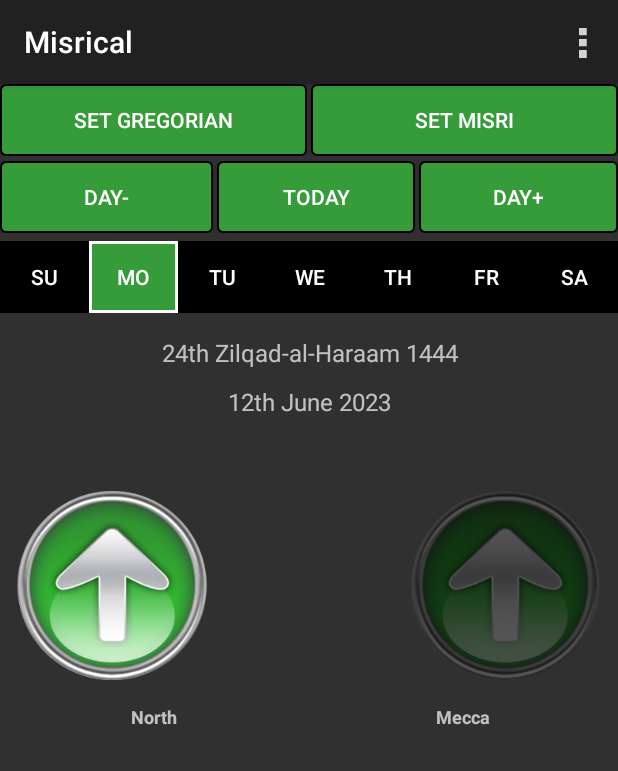
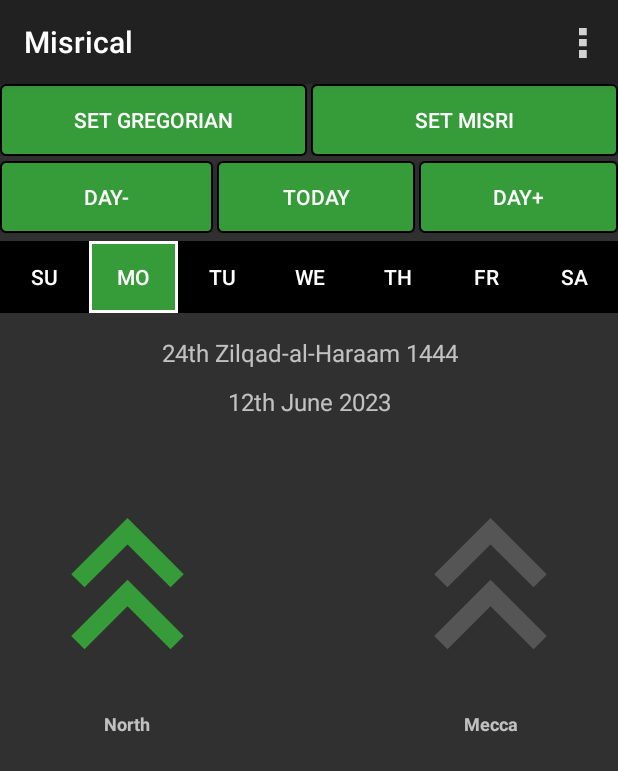
Before and after one commit to MarkMan2407/Misrical, an Android app: the screen it shows after launch (ConverterActivity), on a phone screen of 412 x 824 dp. Shown: the top 771 px of the screen. Run offline under Robolectric (Android 15) with nearby library versions, the phone set to English and light mode, and no system bars; our stand-ins replace Firebase (no records; nobody signed in at launch, a user with empty details on screens opened directly), Room's generated code; 2 statements that could not run were skipped.

```diff
--- a/app/build.gradle
+++ b/app/build.gradle
@@ -89,6 +89,8 @@ dependencies {
     implementation 'com.google.firebase:firebase-perf-ktx'
     implementation 'com.google.firebase:firebase-firestore-ktx'
     implementation 'com.google.firebase:firebase-installations-ktx'
+    implementation 'com.google.firebase:firebase-messaging-ktx'
+    implementation 'com.google.firebase:firebase-inappmessaging-display-ktx'
 
     implementation 'androidx.constraintlayout:constraintlayout:2.0.0-beta4'
     implementation "androidx.core:core-ktx:1.2.0"
--- a/app/src/main/java/com/squizzard/converter/ui/ConverterActivity.java
+++ b/app/src/main/java/com/squizzard/converter/ui/ConverterActivity.java
@@ -24,8 +24,10 @@ import android.location.LocationListener;
 import android.location.LocationManager;
 import android.net.ConnectivityManager;
 import android.net.NetworkInfo;
+import android.os.Build;
 import android.os.Bundle;
 import android.preference.PreferenceManager;
+import android.util.Log;
 import android.view.Display;
 import android.view.Menu;
 import android.view.MenuInflater;
@@ -38,6 +40,10 @@ import android.widget.ImageView;
 import android.widget.TextView;
 import android.widget.Toast;
 
+import com.google.android.gms.tasks.OnCompleteListener;
+import com.google.android.gms.tasks.Task;
+import com.google.firebase.installations.FirebaseInstallations;
+import com.google.firebase.messaging.FirebaseMessaging;
 import com.squizzard.about.AboutActivity;
 import com.squizzard.analytics.AnalyticsHelper;
 import com.squizzard.converter.model.Misri;
@@ -50,9 +56,12 @@ import com.squizzard.util.DateUtil;
 
 import java.util.Calendar;
 
+import androidx.activity.result.ActivityResultLauncher;
+import androidx.activity.result.contract.ActivityResultContracts;
 import androidx.annotation.NonNull;
 import androidx.appcompat.app.AppCompatActivity;
 import androidx.core.app.ActivityCompat;
+import androidx.core.content.ContextCompat;
 
 public class ConverterActivity extends AppCompatActivity implements OnClickListener, SensorEventListener, LocationListener {//make the location listener into an inner class
 
@@ -87,6 +96,33 @@ public class ConverterActivity extends AppCompatActivity implements OnClickListe
 	private final int LOCATION_PERMISSION_REQUEST = 1011;
 	private NetworkInfo network;
 	private NetworkInfo wifi;
+
+	// Declare the launcher at the top of your Activity/Fragment:
+	private final ActivityResultLauncher<String> requestPermissionLauncher =
+			registerForActivityResult(new ActivityResultContracts.RequestPermission(), isGranted -> {
+				if (isGranted) {
+					// FCM SDK (and your app) can post notifications.
+				} else {
+					// TODO: Inform user that that your app will not show notifications.
+				}
+			});
+
+	private void askNotificationPermission() {
+		if (Build.VERSION.SDK_INT >= Build.VERSION_CODES.TIRAMISU) {
+			if (ContextCompat.checkSelfPermission(this, Manifest.permission.POST_NOTIFICATIONS) ==
+					PackageManager.PERMISSION_GRANTED) {
+				// FCM SDK (and your app) can post notifications.
+			} else if (shouldShowRequestPermissionRationale(Manifest.permission.POST_NOTIFICATIONS)) {
+				// TODO: display an educational UI explaining to the user the features that will be enabled
+				//       by them granting the POST_NOTIFICATION permission. This UI should provide the user
+				//       "OK" and "No thanks" buttons. If the user selects "OK," directly request the permission.
+				//       If the user selects "No thanks," allow the user to continue without notifications.
+			} else {
+				// Directly ask for the permission
+				requestPermissionLauncher.launch(Manifest.permission.POST_NOTIFICATIONS);
+			}
+		}
+	}
 
 	@Override
 	public void onCreate(Bundle savedInstanceState) {
@@ -124,6 +160,26 @@ public class ConverterActivity extends AppCompatActivity implements OnClickListe
 		weekdayButtons[5] = findViewById(R.id.friButton);
 		weekdayButtons[6] = findViewById(R.id.satButton);
 
+
+		askNotificationPermission();
+		FirebaseMessaging.getInstance().getToken()
+				.addOnCompleteListener(new OnCompleteListener<String>() {
+					@Override
+					public void onComplete(@NonNull Task<String> task) {
+						if (!task.isSuccessful()) {
+							Log.w("PUSH", "Fetching FCM registration token failed", task.getException());
+							return;
+						}
+
+						// Get new FCM registration token
+						String token = task.getResult();
+
+						// Log and toast
+
+						Log.d("PUSH", "token " + token);
+						Toast.makeText(ConverterActivity.this, token, Toast.LENGTH_SHORT).show();
+					}
+				});
 
 		sensorManager = (SensorManager) getSystemService(SENSOR_SERVICE);
 		accelerometerSensor = sensorManager.getDefaultSensor(Sensor.TYPE_ACCELEROMETER);
@@ -270,7 +326,7 @@ public class ConverterActivity extends AppCompatActivity implements OnClickListe
 		}
 
 		if (location != null) {
-			arrowImageMecca.setColorFilter(Color.TRANSPARENT, PorterDuff.Mode.DARKEN);
+			//arrowImageMecca.setColorFilter(Color.TRANSPARENT, PorterDuff.Mode.DARKEN);
 			getGeomagneticField();
 			bearingToMeccaString = Float.toString(Math.round(location.bearingTo(mecca)));
 		} else {
--- /dev/null
+++ b/app/src/main/res/drawable/ic_baseline_arrow_circle_up_24.xml
@@ -0,0 +1,5 @@
+<vector android:height="24dp" android:tint="#369B39"
+    android:viewportHeight="24" android:viewportWidth="24"
+    android:width="24dp" xmlns:android="http://schemas.android.com/apk/res/android">
+    <path android:fillColor="@android:color/white" android:pathData="M12,20c-4.41,0 -8,-3.59 -8,-8s3.59,-8 8,-8s8,3.59 8,8S16.41,20 12,20M12,22c5.52,0 10,-4.48 10,-10c0,-5.52 -4.48,-10 -10,-10C6.48,2 2,6.48 2,12C2,17.52 6.48,22 12,22L12,22zM11,12l0,4h2l0,-4h3l-4,-4l-4,4H11z"/>
+</vector>
--- /dev/null
+++ b/app/src/main/res/drawable/ic_baseline_arrow_upward_24.xml
@@ -0,0 +1,5 @@
+<vector android:height="24dp" android:tint="#369B39"
+    android:viewportHeight="24" android:viewportWidth="24"
+    android:width="24dp" xmlns:android="http://schemas.android.com/apk/res/android">
+    <path android:fillColor="@android:color/white" android:pathData="M4,12l1.41,1.41L11,7.83V20h2V7.83l5.58,5.59L20,12l-8,-8 -8,8z"/>
+</vector>
--- /dev/null
+++ b/app/src/main/res/drawable/ic_baseline_keyboard_double_arrow_up_24.xml
@@ -0,0 +1,6 @@
+<vector android:height="24dp" android:tint="#369B39"
+    android:viewportHeight="24" android:viewportWidth="24"
+    android:width="24dp" xmlns:android="http://schemas.android.com/apk/res/android">
+    <path android:fillColor="@android:color/white" android:pathData="M6,17.59l1.41,1.41l4.59,-4.58l4.59,4.58l1.41,-1.41l-6,-6z"/>
+    <path android:fillColor="@android:color/white" android:pathData="M6,11l1.41,1.41l4.59,-4.58l4.59,4.58l1.41,-1.41l-6,-6z"/>
+</vector>
--- a/app/src/main/res/layout/main.xml
+++ b/app/src/main/res/layout/main.xml
@@ -1,5 +1,6 @@
 <?xml version="1.0" encoding="utf-8"?>
 <LinearLayout xmlns:android="http://schemas.android.com/apk/res/android"
+    xmlns:app="http://schemas.android.com/apk/res-auto"
     android:layout_width="fill_parent"
     android:layout_height="fill_parent"
     android:orientation="vertical" >
@@ -18,7 +19,7 @@
             android:layout_width="0dp"
             android:layout_height="wrap_content"
             android:layout_weight="2"
-            android:layout_marginRight="1dp"
+            android:layout_marginEnd="1dp"
             android:text="@string/set_gregorian_label" />
 
         <Button
@@ -28,7 +29,7 @@
             android:layout_width="0dp"
             android:layout_height="wrap_content"
             android:layout_weight="2"
-            android:layout_marginLeft="1dp"
+            android:layout_marginStart="1dp"
             android:text="@string/set_misri_label" />
     </LinearLayout>
 
@@ -45,7 +46,7 @@
              android:textColor="@color/white"
             android:layout_height="wrap_content"
             android:layout_weight="3"
-            android:layout_marginRight="1dp"
+            android:layout_marginEnd="1dp"
             android:text="@string/DayMinus" />
 
         <Button
@@ -65,7 +66,7 @@
              android:background="@drawable/green_button_selector"
              android:textColor="@color/white"
             android:layout_height="wrap_content"
-            android:layout_marginLeft="1dp"
+            android:layout_marginStart="1dp"
             android:layout_weight="3"
             android:text="@string/DayPlus" />
     </LinearLayout>
@@ -145,60 +146,54 @@
         android:textColor="@color/monthListNumber"
         android:textSize="14sp" />
 
-    <TableLayout
+    <androidx.constraintlayout.widget.ConstraintLayout
         android:id="@+id/arrowsLayout"
         android:layout_width="fill_parent"
-        android:layout_height="wrap_content"
-        android:stretchColumns="1" >
-
-        <TableRow>
+        android:layout_height="wrap_content">
 
         <ImageView
             android:id="@+id/arrow_icon_north"
             android:layout_width="150dip"
             android:layout_height="150dip"
-                android:layout_weight="2"
-                android:adjustViewBounds="true"
-                android:padding="5dp"
-                android:scaleType="fitXY"
-                android:src="@drawable/arr2" />
+            android:layout_marginStart="10dp"
+            android:src="@drawable/ic_baseline_keyboard_double_arrow_up_24"
+            app:layout_constraintStart_toStartOf="parent"
+            app:layout_constraintTop_toTopOf="parent" />
 
         <ImageView
             android:id="@+id/arrow_icon_mecca"
             android:layout_width="150dip"
             android:layout_height="150dip"
-                android:layout_gravity="right"
-                android:layout_weight="2"
-                android:adjustViewBounds="true"
-                android:padding="5dp"
-                android:scaleType="fitXY"
-                android:src="@drawable/arr2" />
-        </TableRow>
+            android:layout_marginEnd="10dp"
+            android:src="@drawable/ic_baseline_keyboard_double_arrow_up_24"
+            app:layout_constraintEnd_toEndOf="parent"
+            app:layout_constraintTop_toTopOf="parent" />
 
-        <TableRow>
 
         <TextView
             android:id="@+id/northLabel"
-                android:layout_width="0dip"
+            android:layout_width="wrap_content"
             android:layout_height="wrap_content"
-                android:layout_weight="2"
-                android:gravity="center"
-                android:padding="5dip"
+            android:padding="10dp"
             android:text="@string/north"
             android:textSize="12sp"
-                android:textStyle="bold" />
+            android:textStyle="bold"
+            app:layout_constraintEnd_toEndOf="@+id/arrow_icon_north"
+            app:layout_constraintStart_toStartOf="@+id/arrow_icon_north"
+            app:layout_constraintTop_toBottomOf="@+id/arrow_icon_north" />
 
         <TextView
             android:id="@+id/meccaLabel"
-                android:layout_width="0dip"
+            android:layout_width="wrap_content"
             android:layout_height="wrap_content"
-                android:layout_weight="2"
-                android:gravity="center"
-                android:padding="5dip"
+            android:padding="10dp"
             android:text="@string/mecca"
             android:textSize="12sp"
-                android:textStyle="bold" />
-        </TableRow>
-    </TableLayout>
+            android:textStyle="bold"
+            app:layout_constraintEnd_toEndOf="@+id/arrow_icon_mecca"
+            app:layout_constraintStart_toStartOf="@+id/arrow_icon_mecca"
+            app:layout_constraintTop_toBottomOf="@+id/arrow_icon_mecca" />
+
+    </androidx.constraintlayout.widget.ConstraintLayout>
 
 </LinearLayout>
```
Also changed, not shown: app/src/main/AndroidManifest.xml (+24 -1 lines), app/src/main/java/com/squizzard/push/PushMessagingService.kt (added, +77 -0 lines). Lines whose indentation alone changed are shown as unchanged.
